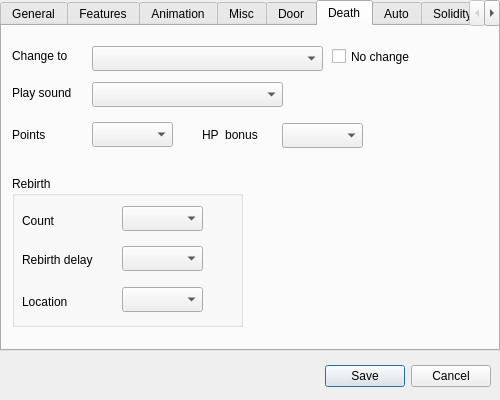
Before: the Qt Designer form src/lgck-builder/DlgObject.ui in cfrankb/lgck-src, drawn with Qt 5.
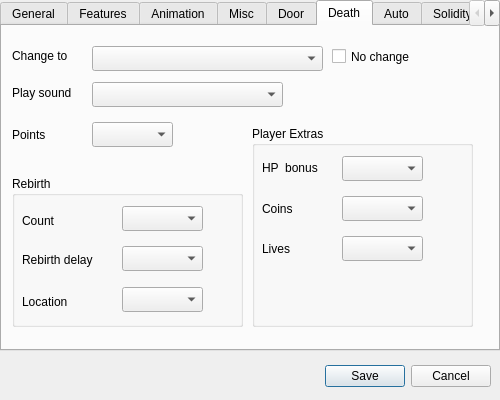
After: the same form once the commit is applied. The open tabs and pages were chosen to show the change. Icons and pictures are not drawn. Custom widgets are drawn as their Qt base class.

Commit message: added Display Counter, proto +coins +lives, triggerFlip deth

```diff
--- a/src/lgck-builder/DlgObject.ui
+++ b/src/lgck-builder/DlgObject.ui
@@ -1009,29 +1009,6 @@
       </rect>
      </property>
     </widget>
-    <widget class="QComboBox" name="cbBonusHP">
-     <property name="geometry">
-      <rect>
-       <x>280</x>
-       <y>97</y>
-       <width>81</width>
-       <height>25</height>
-      </rect>
-     </property>
-    </widget>
-    <widget class="QLabel" name="label_20">
-     <property name="geometry">
-      <rect>
-       <x>200</x>
-       <y>101</y>
-       <width>81</width>
-       <height>16</height>
-      </rect>
-     </property>
-     <property name="text">
-      <string>HP  bonus</string>
-     </property>
-    </widget>
     <widget class="QCheckBox" name="cNoChangeAtDeath">
      <property name="geometry">
       <rect>
@@ -1127,6 +1104,88 @@
       </property>
      </widget>
     </widget>
+    <widget class="QGroupBox" name="groupBox_4">
+     <property name="geometry">
+      <rect>
+       <x>250</x>
+       <y>100</y>
+       <width>221</width>
+       <height>201</height>
+      </rect>
+     </property>
+     <property name="title">
+      <string>Player Extras</string>
+     </property>
+     <widget class="QComboBox" name="cbBonusHP">
+      <property name="geometry">
+       <rect>
+        <x>90</x>
+        <y>30</y>
+        <width>81</width>
+        <height>25</height>
+       </rect>
+      </property>
+     </widget>
+     <widget class="QLabel" name="label_20">
+      <property name="geometry">
+       <rect>
+        <x>10</x>
+        <y>34</y>
+        <width>81</width>
+        <height>16</height>
+       </rect>
+      </property>
+      <property name="text">
+       <string>HP  bonus</string>
+      </property>
+     </widget>
+     <widget class="QComboBox" name="cbCoins">
+      <property name="geometry">
+       <rect>
+        <x>90</x>
+        <y>70</y>
+        <width>81</width>
+        <height>25</height>
+       </rect>
+      </property>
+     </widget>
+     <widget class="QLabel" name="label_31">
+      <property name="geometry">
+       <rect>
+        <x>10</x>
+        <y>75</y>
+        <width>71</width>
+        <height>16</height>
+       </rect>
+      </property>
+      <property name="text">
+       <string>Coins</string>
+      </property>
+     </widget>
+     <widget class="QComboBox" name="cbLives">
+      <property name="geometry">
+       <rect>
+        <x>90</x>
+        <y>110</y>
+        <width>81</width>
+        <height>25</height>
+       </rect>
+      </property>
+     </widget>
+     <widget class="QLabel" name="label_32">
+      <property name="geometry">
+       <rect>
+        <x>10</x>
+        <y>115</y>
+        <width>71</width>
+        <height>16</height>
+       </rect>
+      </property>
+      <property name="text">
+       <string>Lives</string>
+      </property>
+     </widget>
+    </widget>
    </widget>
    <widget class="QWidget" name="tab_5">
     <attribute name="title">
```
Left out of the diff: 2 changed lines with no effect on the pictures. The commit also changes 26 other files.
